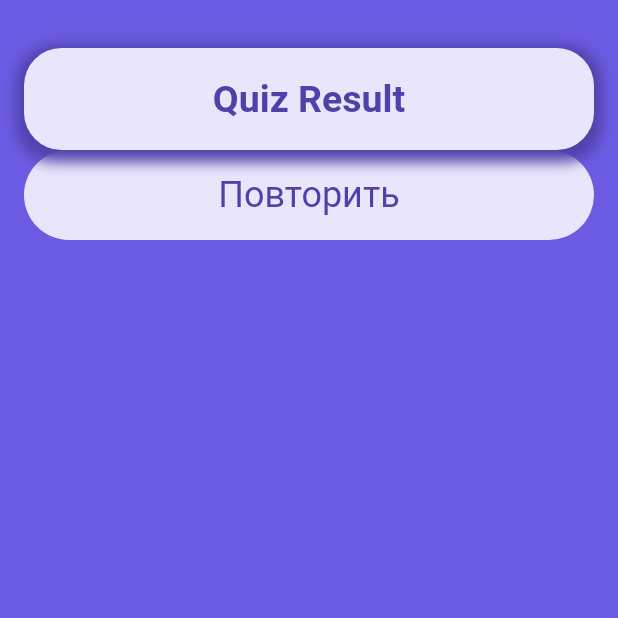
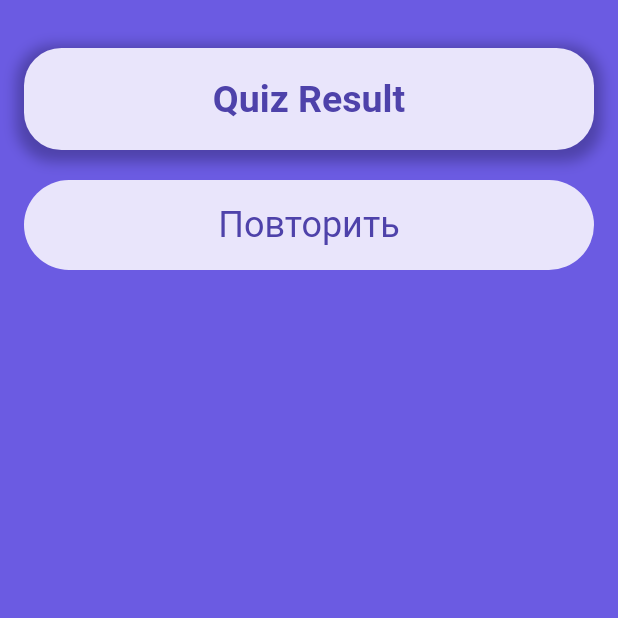
Before and after one commit to AleksandrDeveloper/quiz_application, a Flutter app: the ResultScreen screen opened by its route, on a phone screen of 412 x 824 dp, the top half of it. Run offline on Flutter 3.47's test engine with Material 2 defaults, Android fonts, the phone set to English and light mode, and no system bars; our stand-ins replace animate_do, bloc, cloud_firestore, dropdown_textfield, equatable, firebase_core and 2 more; accounts and stored records are empty.

Commit message:
refactoring android

```diff
--- a/lib/screens/result_screen.dart
+++ b/lib/screens/result_screen.dart
@@ -26,7 +26,10 @@
           body: ListView(
             children: [
               Padding(
-                padding: const EdgeInsets.symmetric(horizontal: padding),
+                padding: const EdgeInsets.symmetric(
+                  horizontal: padding,
+                  vertical: 20.0,
+                ),
                 child: Column(
                   children: [
                     SizedBox(
```
Also changed, not shown: lib/screens/quiz_screen.dart (+5 -2 lines).
